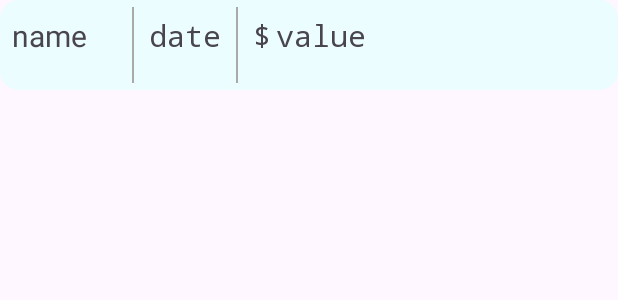
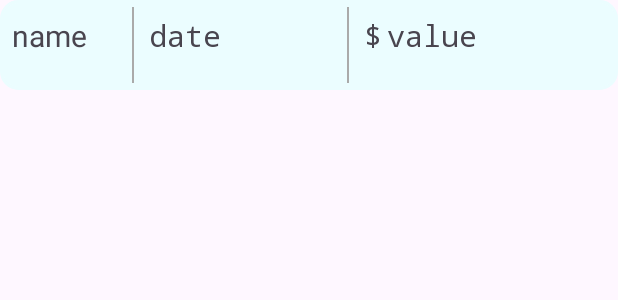
Before and after one commit to CMPUT301F23T29/agile-beast, an Android app: the layout item_layout_default.xml on its own in the app's theme, with its tools: preview values and no code run, on a phone screen of 412 x 824 dp. Shown: the top 300 px of the screen. Run offline under Robolectric (Android 15) with nearby library versions, the phone set to English and light mode, and no system bars.

Commit message:
fix number overflow

```diff
--- a/app/src/main/java/com/example/team29project/Controller/ItemArrayAdapter.java
+++ b/app/src/main/java/com/example/team29project/Controller/ItemArrayAdapter.java
@@ -15,6 +15,7 @@ import androidx.annotation.Nullable;
 import com.example.team29project.Model.Item;
 import com.example.team29project.R;
 
+import java.text.DecimalFormat;
 import java.util.ArrayList;
 
 /**
@@ -63,7 +64,9 @@ public class ItemArrayAdapter extends ArrayAdapter<Item> {
         TextView value = view.findViewById(R.id.item_value);
         name.setText(item.getName());
         date.setText(item.getDate());
-        value.setText( item.getValue().toString());
+        DecimalFormat df = new DecimalFormat("0.##");
+        String valueText = df.format(item.getValue());
+        value.setText(valueText);
         if (selectedItems.contains(Integer.valueOf(position))){
             // If the item is selected, change the background color to light grey
             layout.setBackgroundColor(Color.parseColor("#D3D3D3"));
--- a/app/src/main/java/com/example/team29project/View/MainPageActivity.java
+++ b/app/src/main/java/com/example/team29project/View/MainPageActivity.java
@@ -168,7 +168,7 @@ public class MainPageActivity extends AppCompatActivity implements
             total = total +  item.getValue();
         }
 
-        sumItem.setText(String.valueOf(total));
+        sumItem.setText( String.format("%.2f", total));
 
     }
     /**
--- a/app/src/main/res/layout/item_layout_default.xml
+++ b/app/src/main/res/layout/item_layout_default.xml
@@ -15,7 +15,9 @@
         android:layout_marginTop="5dp"
         android:layout_marginStart="3dp"
         android:text="name"
-        android:textSize="20sp" />
+        android:textSize="20sp"
+        android:ellipsize="end"
+        android:maxLines="1"  />
 
     <View
         android:layout_height="match_parent"
@@ -27,7 +29,7 @@
 
     <TextView
         android:id="@+id/item_date"
-        android:layout_width="wrap_content"
+        android:layout_width="122dp"
         android:layout_height="30sp"
         android:layout_marginTop="5dp"
         android:fontFamily="monospace"
@@ -56,8 +58,9 @@
         android:textSize="20sp"
         android:layout_marginTop="5dp"
         android:fontFamily="monospace"
-        android:layout_width="100dp"
+        android:layout_width="10dp"
+        android:layout_weight="1"
         android:layout_height="30dp"
-        />
-
+        android:ellipsize="end"
+        android:maxLines="1" />
 </LinearLayout>
```
Also changed, not shown: app/src/main/res/layout/activity_main_page.xml (+7 -5 lines).
